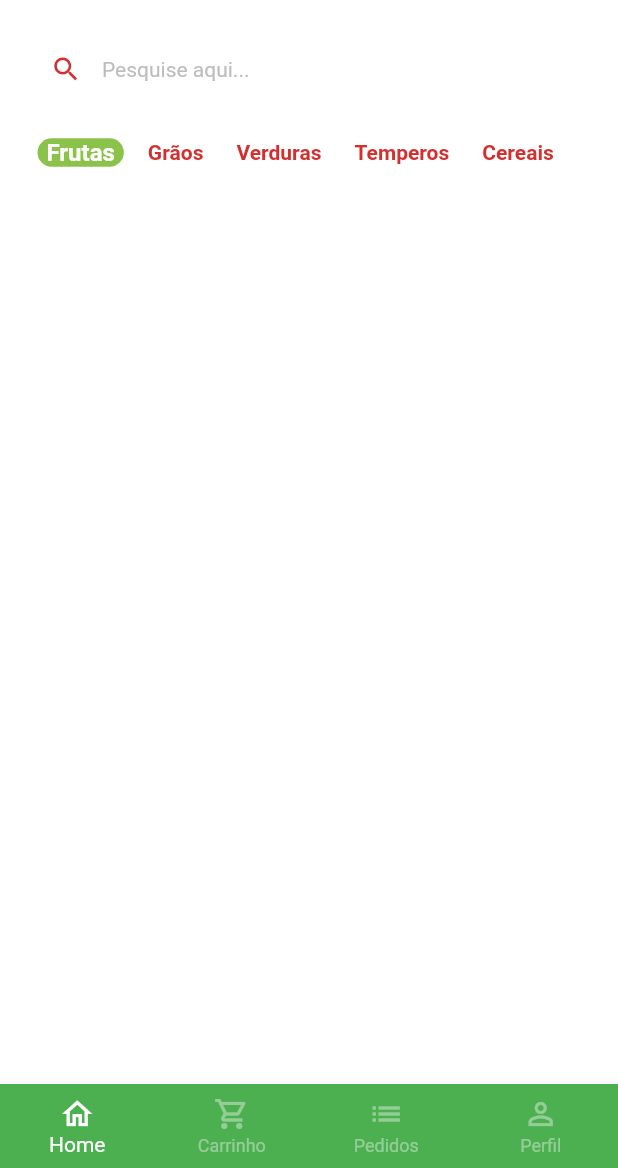
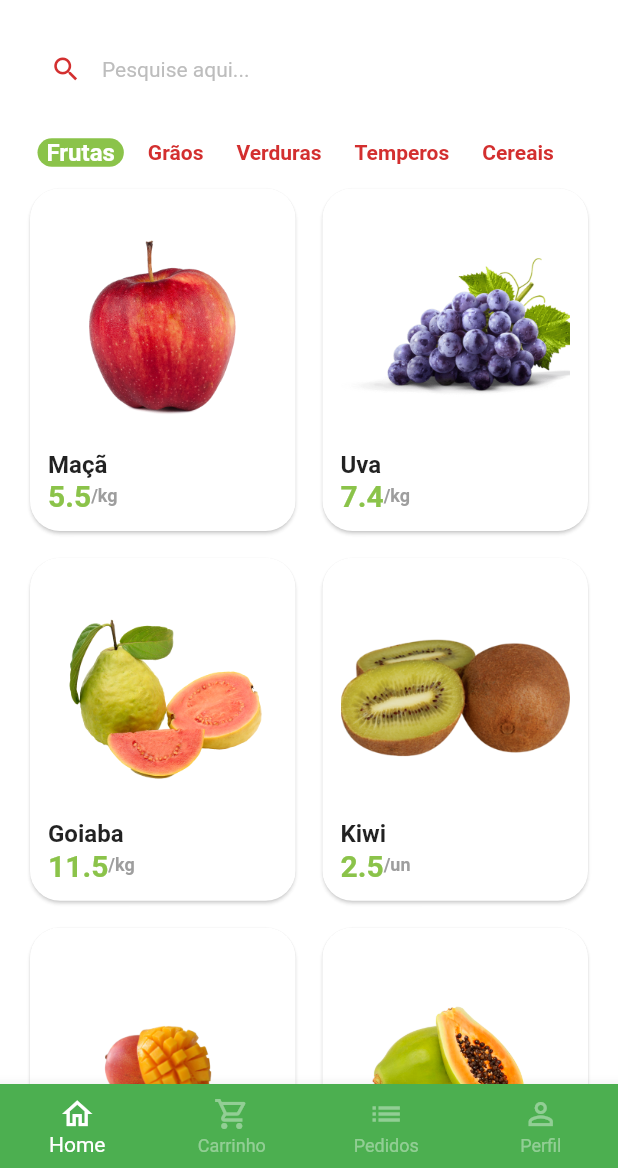
Before and after one commit to manfriny/greengrocer, a Flutter app: the BaseScreen screen opened directly, on a phone screen of 412 x 824 dp, the part 68-1236 px from its top. Run offline on Flutter 3.47's test engine with Material 2 defaults, Android fonts, the phone set to English and light mode, and no system bars; drawn by our look-alikes of badges; our stand-ins replace animated_text_kit, mask_text_input_formatter.

```diff
--- a/lib/main.dart
+++ b/lib/main.dart
@@ -1,5 +1,6 @@
 import 'package:flutter/material.dart';
-import 'package:greengrocer/src/auth/sign_in_screen.dart';
+
+import 'src/pages/auth/sign_in_screen.dart';
 
 void main() {
   runApp(const MyApp());
--- /dev/null
+++ b/lib/src/config/app_data.dart
@@ -0,0 +1,73 @@
+import '../models/item_model.dart';
+
+ItemModel apple = ItemModel(
+  description:
+      'A melhor maçã da região e que conta com o melhor preço de qualquer quitanda. Este item conta com vitaminas essenciais para o fortalecimento corporal, resultando em uma vida saudável.',
+  imgUrl: 'assets/fruits/apple.png',
+  itemName: 'Maçã',
+  price: 5.5,
+  unit: 'kg',
+);
+
+ItemModel grape = ItemModel(
+  imgUrl: 'assets/fruits/grape.png',
+  itemName: 'Uva',
+  price: 7.4,
+  unit: 'kg',
+  description:
+      'A melhor uva da região e que conta com o melhor preço de qualquer quitanda. Este item conta com vitaminas essenciais para o fortalecimento corporal, resultando em uma vida saudável.',
+);
+
+ItemModel guava = ItemModel(
+  imgUrl: 'assets/fruits/guava.png',
+  itemName: 'Goiaba',
+  price: 11.5,
+  unit: 'kg',
+  description:
+      'A melhor goiaba da região e que conta com o melhor preço de qualquer quitanda. Este item conta com vitaminas essenciais para o fortalecimento corporal, resultando em uma vida saudável.',
+);
+
+ItemModel kiwi = ItemModel(
+  imgUrl: 'assets/fruits/kiwi.png',
+  itemName: 'Kiwi',
+  price: 2.5,
+  unit: 'un',
+  description:
+      'O melhor kiwi da região e que conta com o melhor preço de qualquer quitanda. Este item conta com vitaminas essenciais para o fortalecimento corporal, resultando em uma vida saudável.',
+);
+
+ItemModel mango = ItemModel(
+  imgUrl: 'assets/fruits/mango.png',
+  itemName: 'Manga',
+  price: 2.5,
+  unit: 'un',
+  description:
+      'A melhor manga da região e que conta com o melhor preço de qualquer quitanda. Este item conta com vitaminas essenciais para o fortalecimento corporal, resultando em uma vida saudável.',
+);
+
+ItemModel papaya = ItemModel(
+  imgUrl: 'assets/fruits/papaya.png',
+  itemName: 'Mamão papaya',
+  price: 8,
+  unit: 'kg',
+  description:
+      'O melhor mamão da região e que conta com o melhor preço de qualquer quitanda. Este item conta com vitaminas essenciais para o fortalecimento corporal, resultando em uma vida saudável.',
+);
+
+// Lista de produtos
+List<ItemModel> items = [
+  apple,
+  grape,
+  guava,
+  kiwi,
+  mango,
+  papaya,
+];
+
+List<String> categories = [
+  'Frutas',
+  'Grãos',
+  'Verduras',
+  'Temperos',
+  'Cereais',
+];
--- /dev/null
+++ b/lib/src/models/item_model.dart
@@ -0,0 +1,15 @@
+class ItemModel {
+  String itemName;
+  String imgUrl;
+  String unit;
+  double price;
+  String description;
+
+  ItemModel({
+    required this.itemName,
+    required this.imgUrl,
+    required this.unit,
+    required this.price,
+    required this.description,
+  });
+}
--- a/lib/src/auth/sign_up_screen.dart
+++ b/lib/src/pages/auth/sign_up_screen.dart
@@ -1,7 +1,8 @@
 import 'package:flutter/material.dart';
-import 'package:greengrocer/src/auth/components/custom_text_field.dart';
 import 'package:greengrocer/src/config/custom_colors.dart';
 import 'package:mask_text_input_formatter/mask_text_input_formatter.dart';
+
+import 'components/custom_text_field.dart';
 
 class SignUpScreen extends StatelessWidget {
   SignUpScreen({super.key});
--- a/lib/src/base/base_screen.dart
+++ b/lib/src/pages/base/base_screen.dart
@@ -1,5 +1,6 @@
 import 'package:flutter/material.dart';
-import 'package:greengrocer/src/home/home_tab.dart';
+
+import '../home/home_tab.dart';
 
 class BaseScreen extends StatefulWidget {
   const BaseScreen({super.key});
@@ -21,7 +22,7 @@ class _BaseScreenState extends State<BaseScreen> {
         physics: const NeverScrollableScrollPhysics(),
         controller: pageController,
         children: [
-          HomeTab(),
+          const HomeTab(),
           Container(color: Colors.yellow),
           Container(color: Colors.blue),
           Container(color: Colors.purple),
--- /dev/null
+++ b/lib/src/pages/home/components/item_tile.dart
@@ -0,0 +1,66 @@
+import 'package:flutter/material.dart';
+import 'package:greengrocer/src/config/custom_colors.dart';
+import 'package:greengrocer/src/models/item_model.dart';
+
+class ItemTile extends StatelessWidget {
+  final ItemModel item;
+
+  const ItemTile({
+    super.key,
+    required this.item,
+  });
+
+  @override
+  Widget build(BuildContext context) {
+    return Card(
+      elevation: 1,
+      shadowColor: Colors.grey.shade300,
+      shape: RoundedRectangleBorder(
+        borderRadius: BorderRadius.circular(20.0),
+      ),
+      child: Padding(
+        padding: const EdgeInsets.all(12.0),
+        child: Column(
+          crossAxisAlignment: CrossAxisAlignment.stretch,
+          children: [
+            //Imagem
+            Expanded(
+              child: Image.asset(item.imgUrl),
+            ),
+
+            //Nome
+            Text(
+              item.itemName,
+              style: const TextStyle(
+                fontSize: 16,
+                fontWeight: FontWeight.bold,
+              ),
+            ),
+
+            //Preco / Unidade
+            Row(
+              children: [
+                Text(
+                  item.price.toString(),
+                  style: TextStyle(
+                    fontWeight: FontWeight.bold,
+                    fontSize: 20.0,
+                    color: CustomColors.customSwatchColor,
+                  ),
+                ),
+                Text(
+                  '/${item.unit}',
+                  style: TextStyle(
+                    color: Colors.grey.shade500,
+                    fontWeight: FontWeight.bold,
+                    fontSize: 12.0,
+                  ),
+                ),
+              ],
+            ),
+          ],
+        ),
+      ),
+    );
+  }
+}
--- a/lib/src/home/home_tab.dart
+++ b/lib/src/pages/home/home_tab.dart
@@ -1,25 +1,19 @@
 import 'package:badges/badges.dart';
 import 'package:flutter/material.dart';
 import 'package:greengrocer/src/config/custom_colors.dart';
+import 'package:greengrocer/src/config/app_data.dart' as appData;
+import 'package:greengrocer/src/pages/home/components/item_tile.dart';
 
 import 'components/category_tile.dart';
 
 class HomeTab extends StatefulWidget {
-  HomeTab({super.key});
+  const HomeTab({super.key});
 
   @override
   State<HomeTab> createState() => _HomeTabState();
 }
 
 class _HomeTabState extends State<HomeTab> {
-  List<String> categories = [
-    'Frutas',
-    'Grãos',
-    'Verduras',
-    'Temperos',
-    'Cereais',
-  ];
-
   String selectedCategory = 'Frutas';
 
   @override
@@ -122,20 +116,39 @@ class _HomeTabState extends State<HomeTab> {
                 return CategoryTile(
                   onPressed: () {
                     setState(() {
-                      selectedCategory = categories[index];
+                      selectedCategory = appData.categories[index];
                     });
                   },
-                  category: categories[index],
-                  isSelected:
-                      categories[index] == selectedCategory ? true : false,
+                  category: appData.categories[index],
+                  isSelected: appData.categories[index] == selectedCategory
+                      ? true
+                      : false,
                 );
               },
               separatorBuilder: (_, index) => const SizedBox(width: 10),
-              itemCount: categories.length,
+              itemCount: appData.categories.length,
             ),
           ),
 
           //Grid
+          Expanded(
+            child: GridView.builder(
+              padding: const EdgeInsets.fromLTRB(16, 0, 16, 16),
+              physics: const BouncingScrollPhysics(),
+              gridDelegate: const SliverGridDelegateWithFixedCrossAxisCount(
+                crossAxisCount: 2,
+                mainAxisSpacing: 10,
+                crossAxisSpacing: 10,
+                childAspectRatio: 9 / 11.5,
+              ),
+              itemCount: appData.items.length,
+              itemBuilder: (_, index) {
+                return ItemTile(
+                  item: appData.items[index],
+                );
+              },
+            ),
+          ),
         ],
       ),
     );
--- a/pubspec.yaml
+++ b/pubspec.yaml
@@ -63,8 +63,8 @@ flutter:
   uses-material-design: true
 
   # To add assets to your application, add an assets section, like this:
-  # assets:
-  #   - images/a_dot_burr.jpeg
+  assets:
+    - assets/fruits/
   #   - images/a_dot_ham.jpeg
 
   # An image asset can refer to one or more resolution-specific "variants", see
```
Also changed, not shown: lib/src/pages/auth/sign_in_screen.dart (renamed from lib/src/auth/sign_in_screen.dart, +4 -3 lines), assets/fruits/apple.png (added), assets/fruits/grape.png (added), assets/fruits/guava.png (added), assets/fruits/kiwi.png (added), assets/fruits/mango.png (added), assets/fruits/papaya.png (added), lib/src/pages/auth/components/custom_text_field.dart (renamed from lib/src/auth/components/custom_text_field.dart), lib/src/pages/home/components/category_tile.dart (renamed from lib/src/home/components/category_tile.dart).
